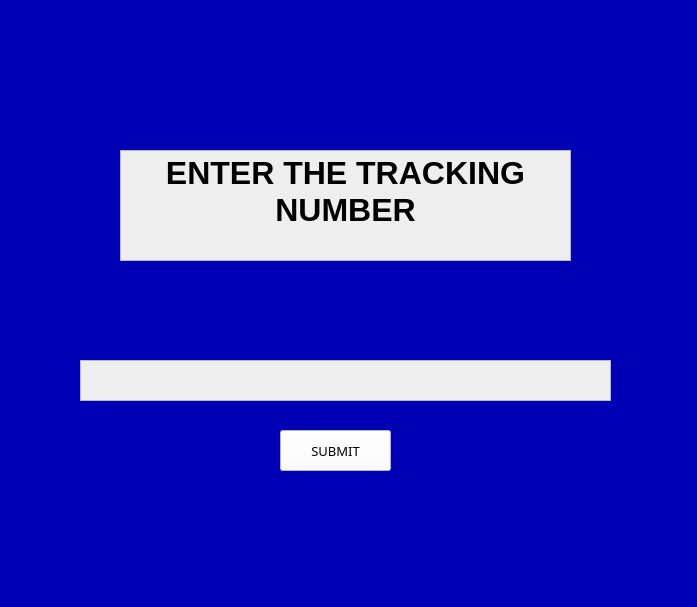
The window that Python2/MainPage.ui (AliffIzham/sem) describes before a commit, drawn with Qt 5.
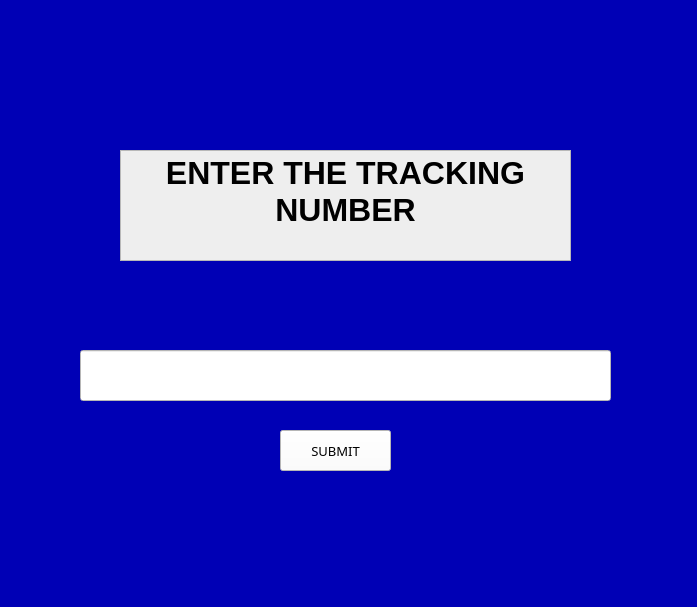
The same window after the commit.

Patch:
```diff
--- a/Python2/MainPage.ui
+++ b/Python2/MainPage.ui
@@ -132,31 +132,6 @@
 &lt;p align=&quot;center&quot; style=&quot; margin-top:0px; margin-bottom:0px; margin-left:0px; margin-right:0px; -qt-block-indent:0; text-indent:0px;&quot;&gt;&lt;span style=&quot; font-weight:600;&quot;&gt;ENTER THE TRACKING NUMBER&lt;/span&gt;&lt;/p&gt;&lt;/body&gt;&lt;/html&gt;</string>
    </property>
   </widget>
-  <widget class="QTextEdit" name="textEdit">
-   <property name="geometry">
-    <rect>
-     <x>80</x>
-     <y>360</y>
-     <width>531</width>
-     <height>41</height>
-    </rect>
-   </property>
-   <property name="font">
-    <font>
-     <pointsize>12</pointsize>
-    </font>
-   </property>
-   <property name="styleSheet">
-    <string notr="true">background-color: rgb(238, 238, 238);</string>
-   </property>
-   <property name="html">
-    <string>&lt;!DOCTYPE HTML PUBLIC &quot;-//W3C//DTD HTML 4.0//EN&quot; &quot;http://www.w3.org/TR/REC-html40/strict.dtd&quot;&gt;
-&lt;html&gt;&lt;head&gt;&lt;meta name=&quot;qrichtext&quot; content=&quot;1&quot; /&gt;&lt;style type=&quot;text/css&quot;&gt;
-p, li { white-space: pre-wrap; }
-&lt;/style&gt;&lt;/head&gt;&lt;body style=&quot; font-family:'MS Shell Dlg 2'; font-size:12pt; font-weight:400; font-style:normal;&quot;&gt;
-&lt;p align=&quot;center&quot; style=&quot;-qt-paragraph-type:empty; margin-top:0px; margin-bottom:0px; margin-left:0px; margin-right:0px; -qt-block-indent:0; text-indent:0px;&quot;&gt;&lt;br /&gt;&lt;/p&gt;&lt;/body&gt;&lt;/html&gt;</string>
-   </property>
-  </widget>
   <widget class="QPushButton" name="pushButton">
    <property name="geometry">
     <rect>
@@ -279,6 +254,124 @@
     </size>
    </property>
   </widget>
+  <widget class="QLineEdit" name="track_ID">
+   <property name="geometry">
+    <rect>
+     <x>80</x>
+     <y>350</y>
+     <width>531</width>
+     <height>51</height>
+    </rect>
+   </property>
+   <property name="palette">
+    <palette>
+     <active>
+      <colorrole role="Button">
+       <brush brushstyle="SolidPattern">
+        <color alpha="255">
+         <red>255</red>
+         <green>255</green>
+         <blue>255</blue>
+        </color>
+       </brush>
+      </colorrole>
+      <colorrole role="Base">
+       <brush brushstyle="SolidPattern">
+        <color alpha="255">
+         <red>255</red>
+         <green>255</green>
+         <blue>255</blue>
+        </color>
+       </brush>
+      </colorrole>
+      <colorrole role="Window">
+       <brush brushstyle="SolidPattern">
+        <color alpha="255">
+         <red>255</red>
+         <green>255</green>
+         <blue>255</blue>
+        </color>
+       </brush>
+      </colorrole>
+     </active>
+     <inactive>
+      <colorrole role="Button">
+       <brush brushstyle="SolidPattern">
+        <color alpha="255">
+         <red>255</red>
+         <green>255</green>
+         <blue>255</blue>
+        </color>
+       </brush>
+      </colorrole>
+      <colorrole role="Base">
+       <brush brushstyle="SolidPattern">
+        <color alpha="255">
+         <red>255</red>
+         <green>255</green>
+         <blue>255</blue>
+        </color>
+       </brush>
+      </colorrole>
+      <colorrole role="Window">
+       <brush brushstyle="SolidPattern">
+        <color alpha="255">
+         <red>255</red>
+         <green>255</green>
+         <blue>255</blue>
+        </color>
+       </brush>
+      </colorrole>
+     </inactive>
+     <disabled>
+      <colorrole role="Button">
+       <brush brushstyle="SolidPattern">
+        <color alpha="255">
+         <red>255</red>
+         <green>255</green>
+         <blue>255</blue>
+        </color>
+       </brush>
+      </colorrole>
+      <colorrole role="Base">
+       <brush brushstyle="SolidPattern">
+        <color alpha="255">
+         <red>255</red>
+         <green>255</green>
+         <blue>255</blue>
+        </color>
+       </brush>
+      </colorrole>
+      <colorrole role="Window">
+       <brush brushstyle="SolidPattern">
+        <color alpha="255">
+         <red>255</red>
+         <green>255</green>
+         <blue>255</blue>
+        </color>
+       </brush>
+      </colorrole>
+     </disabled>
+    </palette>
+   </property>
+   <property name="font">
+    <font>
+     <pointsize>14</pointsize>
+    </font>
+   </property>
+   <property name="layoutDirection">
+    <enum>Qt::RightToLeft</enum>
+   </property>
+   <property name="styleSheet">
+    <string notr="true">background-color: rgb(255, 255, 255);</string>
+   </property>
+   <property name="text">
+    <string/>
+   </property>
+   <property name="alignment">
+    <set>Qt::AlignCenter</set>
+   </property>
+  </widget>
  </widget>
  <resources/>
  <connections/>
```
